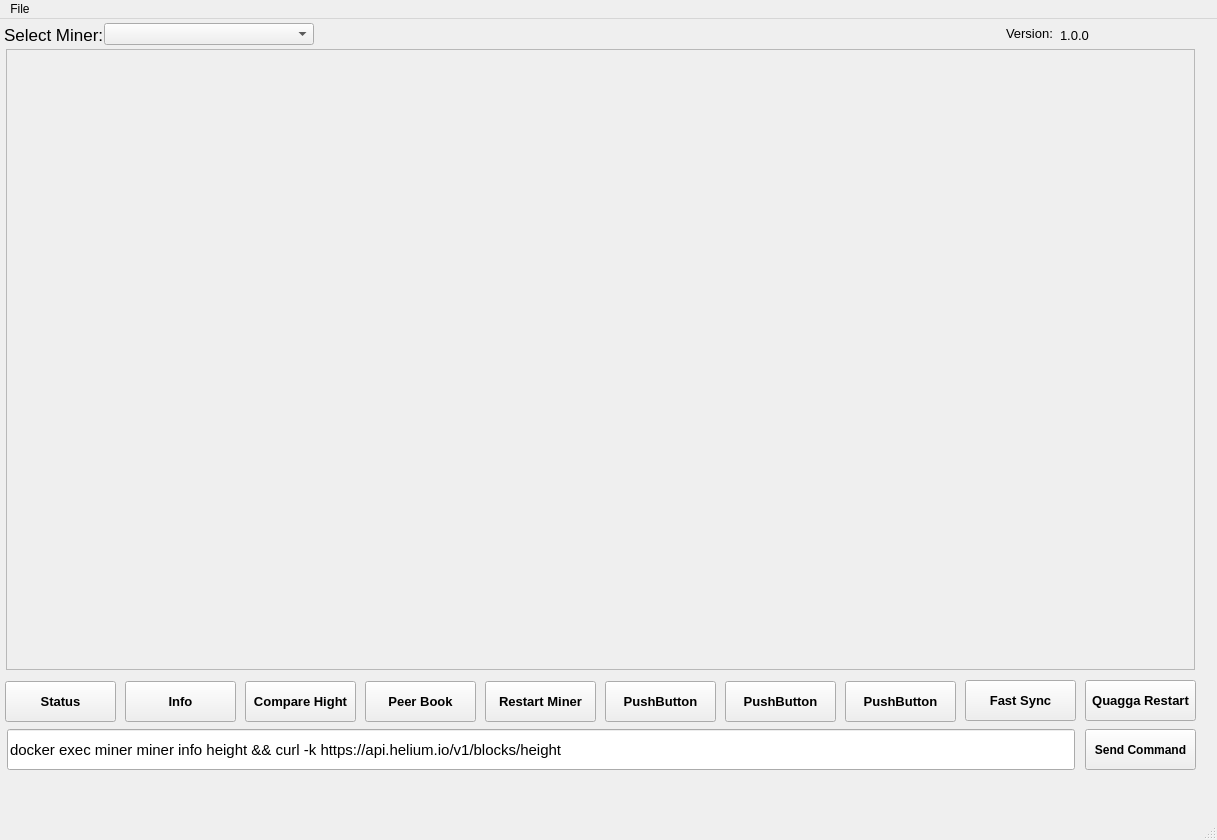
Old version of the form gui/minertools_gui_main_window.ui in the repository Secarius/Milesight_Miner_Tools.
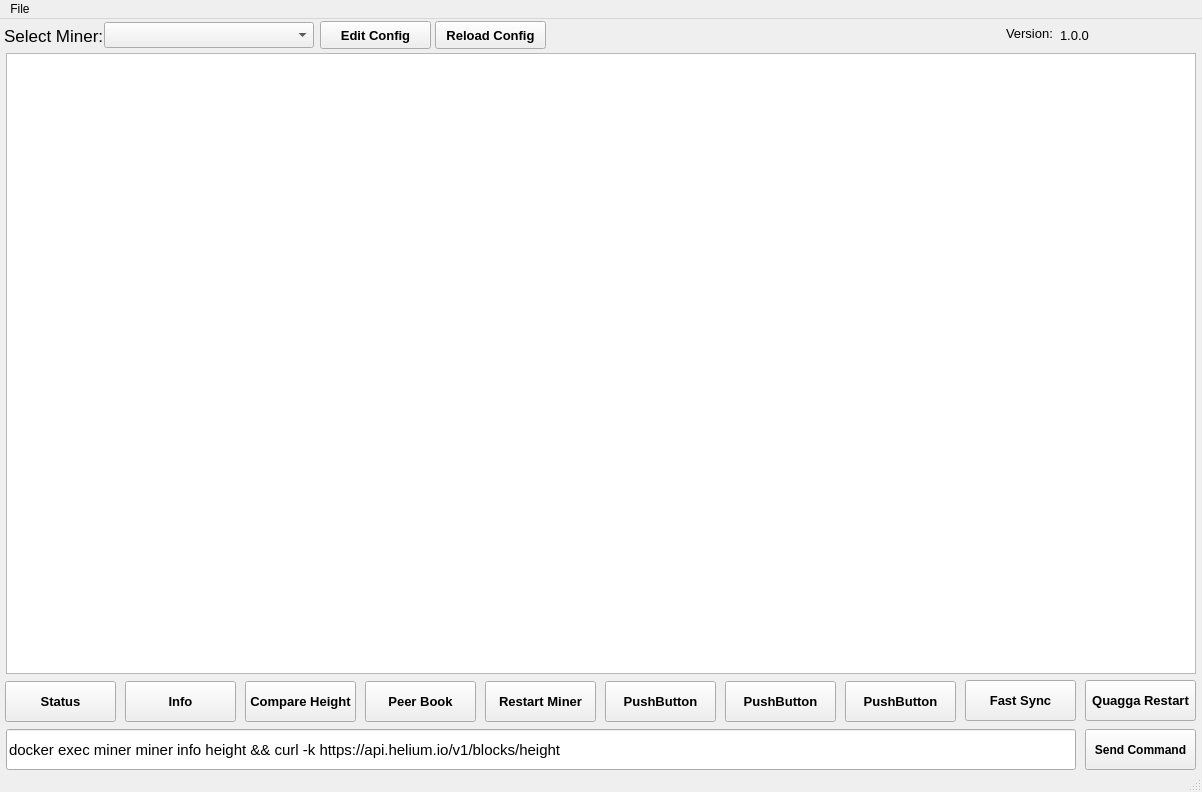
New version of the form. Icons and pictures are not drawn.

```diff
--- a/gui/minertools_gui_main_window.ui
+++ b/gui/minertools_gui_main_window.ui
@@ -6,8 +6,8 @@
    <rect>
     <x>0</x>
     <y>0</y>
-    <width>1217</width>
-    <height>840</height>
+    <width>1202</width>
+    <height>792</height>
    </rect>
   </property>
   <property name="windowTitle">
@@ -74,7 +74,7 @@
      </font>
     </property>
     <property name="text">
-     <string>Compare Hight</string>
+     <string>Compare Height</string>
     </property>
    </widget>
    <widget class="QPushButton" name="button_peer_book">
@@ -247,14 +247,15 @@
    <widget class="QLineEdit" name="lineEdit">
     <property name="geometry">
      <rect>
-      <x>7</x>
+      <x>6</x>
       <y>710</y>
-      <width>1068</width>
+      <width>1070</width>
       <height>41</height>
      </rect>
     </property>
     <property name="font">
      <font>
+      <family>MS Shell Dlg 2</family>
       <pointsize>11</pointsize>
      </font>
     </property>
@@ -266,17 +267,24 @@
     <property name="geometry">
      <rect>
       <x>104</x>
-      <y>4</y>
+      <y>3</y>
       <width>210</width>
-      <height>22</height>
+      <height>26</height>
      </rect>
     </property>
+    <property name="font">
+     <font>
+      <pointsize>10</pointsize>
+      <weight>75</weight>
+      <bold>true</bold>
+     </font>
+    </property>
    </widget>
    <widget class="QLabel" name="label">
     <property name="geometry">
      <rect>
       <x>4</x>
-      <y>0</y>
+      <y>1</y>
       <width>100</width>
       <height>31</height>
      </rect>
@@ -324,30 +332,7 @@
      <bool>true</bool>
     </property>
    </widget>
-   <widget class="QScrollArea" name="scrollArea">
-    <property name="geometry">
-     <rect>
-      <x>6</x>
-      <y>30</y>
-      <width>1189</width>
-      <height>621</height>
-     </rect>
-    </property>
-    <property name="widgetResizable">
-     <bool>true</bool>
-    </property>
-    <widget class="QWidget" name="scrollAreaWidgetContents">
-     <property name="geometry">
-      <rect>
-       <x>0</x>
-       <y>0</y>
-       <width>1187</width>
-       <height>619</height>
-      </rect>
-     </property>
-    </widget>
-   </widget>
-   <widget class="QLabel" name="label_2">
+   <widget class="QLabel" name="label_version">
     <property name="geometry">
      <rect>
       <x>1006</x>
@@ -383,13 +368,70 @@
      <string>1.0.0</string>
     </property>
    </widget>
+   <widget class="QPushButton" name="button_config_edit">
+    <property name="geometry">
+     <rect>
+      <x>320</x>
+      <y>2</y>
+      <width>111</width>
+      <height>28</height>
+     </rect>
+    </property>
+    <property name="font">
+     <font>
+      <pointsize>10</pointsize>
+      <weight>75</weight>
+      <bold>true</bold>
+      <kerning>true</kerning>
+     </font>
+    </property>
+    <property name="text">
+     <string>Edit Config</string>
+    </property>
+   </widget>
+   <widget class="QPushButton" name="button_config_reload">
+    <property name="geometry">
+     <rect>
+      <x>435</x>
+      <y>2</y>
+      <width>111</width>
+      <height>28</height>
+     </rect>
+    </property>
+    <property name="font">
+     <font>
+      <pointsize>10</pointsize>
+      <weight>75</weight>
+      <bold>true</bold>
+      <kerning>true</kerning>
+     </font>
+    </property>
+    <property name="text">
+     <string>Reload Config</string>
+    </property>
+   </widget>
+   <widget class="QPlainTextEdit" name="text_console">
+    <property name="geometry">
+     <rect>
+      <x>6</x>
+      <y>34</y>
+      <width>1190</width>
+      <height>621</height>
+     </rect>
+    </property>
+    <property name="font">
+     <font>
+      <family>Courier New</family>
+     </font>
+    </property>
+   </widget>
   </widget>
   <widget class="QMenuBar" name="menubar">
    <property name="geometry">
     <rect>
      <x>0</x>
      <y>0</y>
-     <width>1217</width>
+     <width>1202</width>
      <height>21</height>
     </rect>
    </property>
```
Left out of the diff: 26 changed lines with no effect on the pictures.
